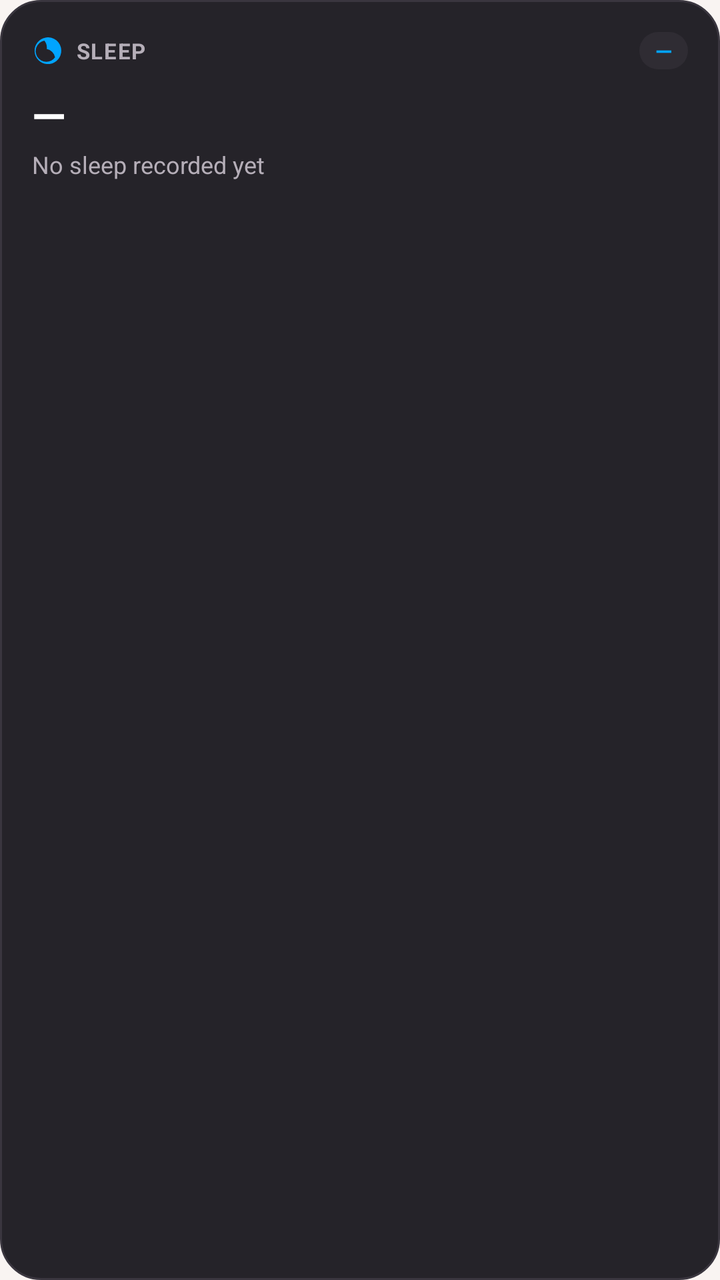
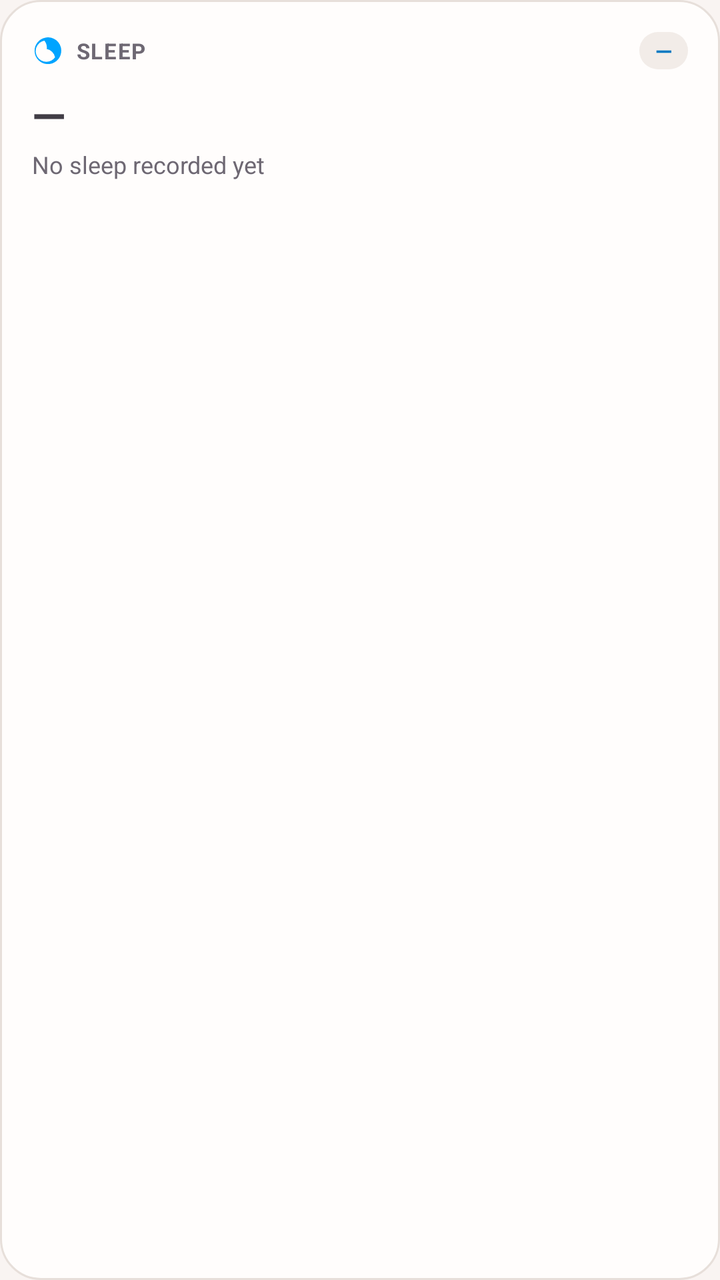

Before-and-after screenshots of an Android layout around one commit, followed by the original layout XML and the change that was made.
<!-- AndroidManifest.xml: application theme Theme.Hangry -->
<!-- res/layout/widget_sleep.xml -->
<?xml version="1.0" encoding="utf-8"?>
<LinearLayout xmlns:android="http://schemas.android.com/apk/res/android"
    android:id="@+id/widget_sleep_root"
    android:layout_width="match_parent"
    android:layout_height="match_parent"
    android:background="@drawable/bg_widget_surface"
    android:orientation="vertical"
    android:padding="16dp">

    
    <LinearLayout
        android:layout_width="match_parent"
        android:layout_height="wrap_content"
        android:gravity="center_vertical"
        android:orientation="horizontal">

        <ImageView
            android:layout_width="16dp"
            android:layout_height="16dp"
            android:src="@drawable/ic_widget_moon"
            android:contentDescription="@null" />

        <TextView
            android:layout_width="0dp"
            android:layout_height="wrap_content"
            android:layout_marginStart="6dp"
            android:layout_weight="1"
            android:text="@string/widget_layout_sleep"
            android:textColor="#B5AEB8"
            android:textSize="11sp"
            android:textStyle="bold"
            android:letterSpacing="0.05" />

        <TextView
            android:id="@+id/tv_sleep_score"
            android:layout_width="wrap_content"
            android:layout_height="wrap_content"
            android:background="@drawable/bg_widget_chip"
            android:paddingHorizontal="8dp"
            android:paddingVertical="2dp"
            android:text="—"
            android:textColor="#00A4FF"
            android:textSize="11sp"
            android:textStyle="bold" />
    </LinearLayout>

    
    <TextView
        android:id="@+id/tv_sleep_duration"
        android:layout_width="wrap_content"
        android:layout_height="wrap_content"
        android:layout_marginTop="8dp"
        android:text="—"
        android:textColor="#FFFFFF"
        android:textSize="22sp"
        android:textStyle="bold" />

    
    <TextView
        android:id="@+id/tv_sleep_subtitle"
        android:layout_width="wrap_content"
        android:layout_height="wrap_content"
        android:layout_marginTop="2dp"
        android:text="@string/widget_layout_no_sleep_recorded_yet"
        android:textColor="#B5AEB8"
        android:textSize="12sp" />
</LinearLayout>
<!-- resources referenced by this layout -->
<resources>
  <!-- drawable bg_widget_chip (drawable) -->
  <?xml version="1.0" encoding="utf-8"?>
  <shape xmlns:android="http://schemas.android.com/apk/res/android"
      android:shape="rectangle">
      <solid android:color="#2F2C33" />
      <corners android:radius="12dp" />
  </shape>
  <!-- drawable bg_widget_surface (drawable) -->
  <?xml version="1.0" encoding="utf-8"?>
  <shape xmlns:android="http://schemas.android.com/apk/res/android"
      android:shape="rectangle">
      <solid android:color="#252329" />
      <corners android:radius="20dp" />
      <stroke
          android:width="1dp"
          android:color="#3A363F" />
  </shape>
  <!-- drawable ic_widget_moon (drawable) -->
  <vector xmlns:android="http://schemas.android.com/apk/res/android"
      android:width="24dp"
      android:height="24dp"
      android:viewportWidth="24"
      android:viewportHeight="24">
      <path
          android:fillColor="#00A4FF"
          android:pathData="M12.3,2a10,10 0 0,0 -1.9,0.18 10,10 0 1,0 11.42,11.42A10,10 0 0,0 12.3,2zM9.27,4.49a8.03,8.03 0 0,1 1.76,6.21 8.03,8.03 0 0,1 6.27,6.27 8,8 0 1,1 -8.03,-12.48z" />
  </vector>
  <string name="widget_layout_no_sleep_recorded_yet">No sleep recorded yet</string>
  <string name="widget_layout_sleep">SLEEP</string>
  <style name="Theme.Hangry" parent="android:Theme.Material.NoActionBar">
          <item name="android:windowBackground">@color/brand_cream</item>
          <item name="android:statusBarColor">@android:color/transparent</item>
          <item name="android:navigationBarColor">@android:color/transparent</item>
          <item name="android:windowLightStatusBar">true</item>
          <item name="android:windowLightNavigationBar">true</item>
      </style>
  <color name="brand_cream">#FFF9F4F2</color>
</resources>

<!-- the commit's change to res/layout/widget_sleep.xml (unified diff, before → after) -->
@@ -26,7 +26,7 @@
             android:layout_marginStart="6dp"
             android:layout_weight="1"
             android:text="@string/widget_layout_sleep"
-            android:textColor="#B5AEB8"
+            android:textColor="@color/widget_text_secondary"
             android:textSize="11sp"
             android:textStyle="bold"
             android:letterSpacing="0.05" />
@@ -39,7 +39,7 @@
             android:paddingHorizontal="8dp"
             android:paddingVertical="2dp"
             android:text="—"
-            android:textColor="#00A4FF"
+            android:textColor="@color/widget_azure"
             android:textSize="11sp"
             android:textStyle="bold" />
     </LinearLayout>
@@ -51,7 +51,7 @@
         android:layout_height="wrap_content"
         android:layout_marginTop="8dp"
         android:text="—"
-        android:textColor="#FFFFFF"
+        android:textColor="@color/widget_text"
         android:textSize="22sp"
         android:textStyle="bold" />
 
@@ -62,6 +62,6 @@
         android:layout_height="wrap_content"
         android:layout_marginTop="2dp"
         android:text="@string/widget_layout_no_sleep_recorded_yet"
-        android:textColor="#B5AEB8"
+        android:textColor="@color/widget_text_secondary"
         android:textSize="12sp" />
 </LinearLayout>
<!-- resource entries referenced after the edit -->
@@ -1,21 +1,24 @@
 <!-- resources referenced by this layout -->
 <resources>
+  <color name="widget_azure">#00A4FF</color>
+  <color name="widget_text">#FFFFFF</color>
+  <color name="widget_text_secondary">#B5AEB8</color>
   <!-- drawable bg_widget_chip (drawable) -->
   <?xml version="1.0" encoding="utf-8"?>
   <shape xmlns:android="http://schemas.android.com/apk/res/android"
       android:shape="rectangle">
-      <solid android:color="#2F2C33" />
+      <solid android:color="@color/widget_track" />
       <corners android:radius="12dp" />
   </shape>
   <!-- drawable bg_widget_surface (drawable) -->
   <?xml version="1.0" encoding="utf-8"?>
   <shape xmlns:android="http://schemas.android.com/apk/res/android"
       android:shape="rectangle">
-      <solid android:color="#252329" />
+      <solid android:color="@color/widget_surface" />
       <corners android:radius="20dp" />
       <stroke
           android:width="1dp"
-          android:color="#3A363F" />
+          android:color="@color/widget_outline" />
   </shape>
   <!-- drawable ic_widget_moon (drawable) -->
   <vector xmlns:android="http://schemas.android.com/apk/res/android"
@@ -36,6 +39,9 @@
           <item name="android:windowLightStatusBar">true</item>
           <item name="android:windowLightNavigationBar">true</item>
       </style>
+  <color name="widget_track">#2F2C33</color>
+  <color name="widget_surface">#252329</color>
+  <color name="widget_outline">#3A363F</color>
   <color name="brand_cream">#FFF9F4F2</color>
 </resources>
 
